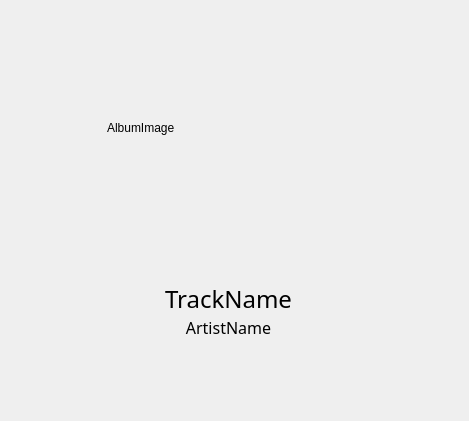
Above: app/src/PlayerView.ui from MansTomb/uamp before the change. Below: the same form after it.
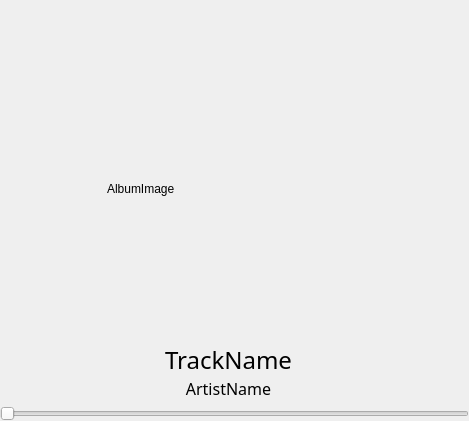
That is the form after the change. Icons and pictures are not drawn. Custom widgets are drawn as their Qt base class.

The edit to the form file:
```diff
--- a/app/src/PlayerView.ui
+++ b/app/src/PlayerView.ui
@@ -16,7 +16,10 @@
   <property name="styleSheet">
    <string notr="true"/>
   </property>
-  <layout class="QVBoxLayout" name="verticalLayout_3" stretch="3,0,1,2">
+  <layout class="QVBoxLayout" name="verticalLayout_3" stretch="3,0,1,0">
+   <property name="spacing">
+    <number>6</number>
+   </property>
    <property name="leftMargin">
     <number>0</number>
    </property>
@@ -265,10 +268,24 @@
     </layout>
    </item>
    <item>
-    <widget class="QWidget" name="playerTimeBar" native="true"/>
+    <widget class="SongTimeline" name="horizontalSlider">
+     <property name="orientation">
+      <enum>Qt::Horizontal</enum>
+     </property>
+    </widget>
    </item>
   </layout>
  </widget>
+ <customwidgets>
+  <customwidget>
+   <class>SongTimeline</class>
+   <extends>QSlider</extends>
+   <header>SongTimeline.h</header>
+   <slots>
+    <signal>SliderClicked()</signal>
+   </slots>
+  </customwidget>
+ </customwidgets>
  <resources>
   <include location="../res/resources.qrc"/>
  </resources>
```
Left out of the diff: 22 changed lines with no effect on the pictures.
